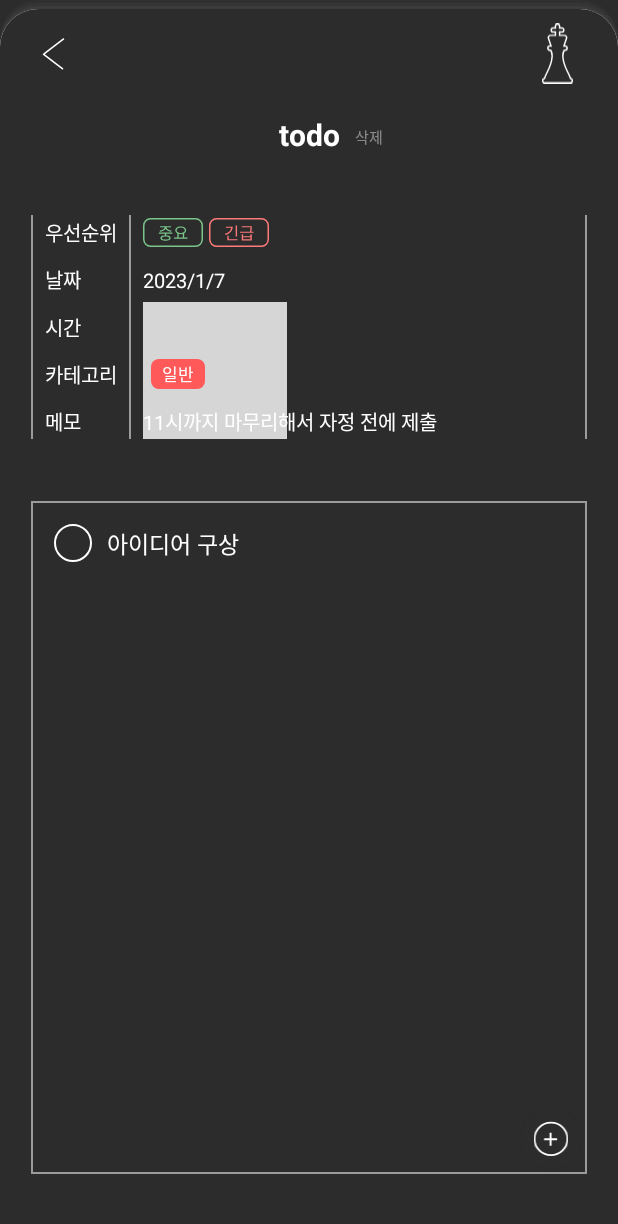
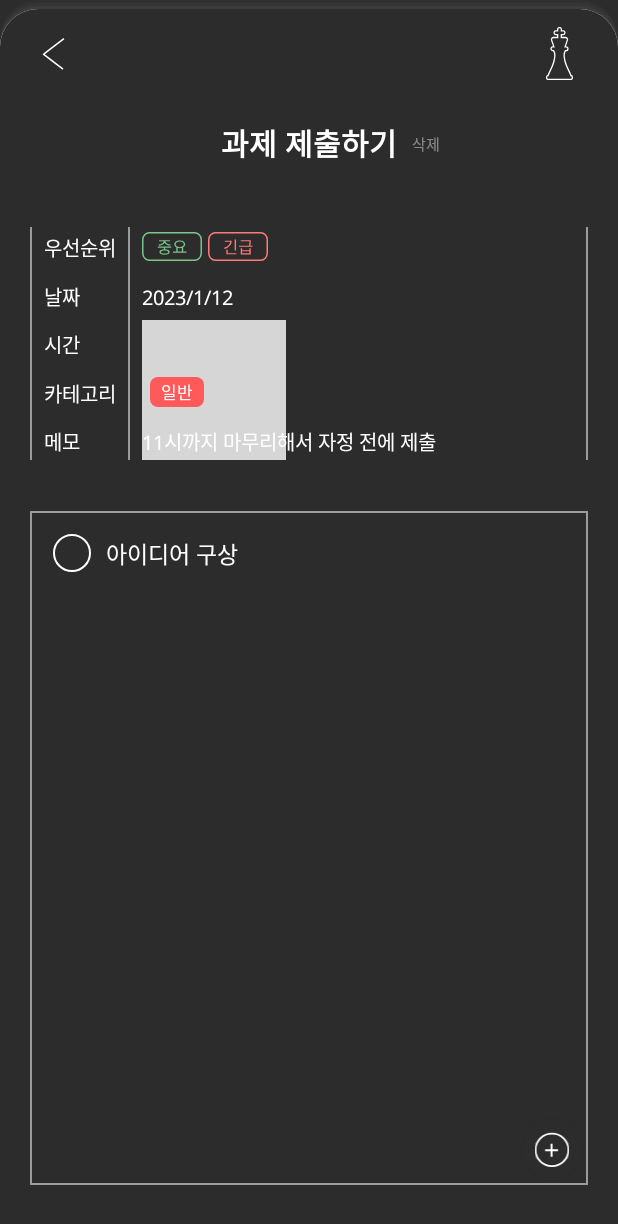
Before and after one commit to amie-lee/check-mate-Android, an Android app: the TodoDetailActivity screen opened directly, with no data from a screen before it, on a phone screen of 412 x 824 dp. Shown: the top 1224 px of the screen. Run offline under Robolectric (Android 15) with nearby library versions, the phone set to English and light mode, and no system bars.

Commit message:
폰트 및 디자인 수정

```diff
--- a/checkmateClient/app/src/main/res/layout/activity_todo_detail.xml
+++ b/checkmateClient/app/src/main/res/layout/activity_todo_detail.xml
@@ -30,17 +30,15 @@
         android:layout_marginStart="25dp"
         android:layout_marginTop="15dp"/>
 
-    <ImageButton
-        android:layout_width="wrap_content"
-        android:layout_height="0dp"
-        app:layout_constraintHeight_percent="0.05"
-        android:adjustViewBounds="true"
-        android:src="@drawable/ic_todo_unselected"
-        android:scaleType="fitCenter"
-        android:background="@android:color/transparent"
+    <ToggleButton
+        android:layout_width="18dp"
+        android:layout_height="35dp"
+        android:background="@drawable/todo_selector"
         app:layout_constraintEnd_toEndOf="@id/tb_todo_detail"
         app:layout_constraintTop_toTopOf="@id/tb_todo_detail"
         app:layout_constraintBottom_toBottomOf="@id/tb_todo_detail"
+        android:textOn=""
+        android:textOff=""
         android:layout_marginEnd="30dp"
         android:layout_marginTop="15dp"/>
 
@@ -49,6 +47,7 @@
         android:layout_height="0dp"
         app:layout_constraintTop_toBottomOf="@id/tb_todo_detail"
         android:layout_marginTop="20dp"
+        android:paddingHorizontal="20dp"
         app:layout_constraintBottom_toBottomOf="parent"
         app:layout_constraintStart_toStartOf="parent"
         app:layout_constraintEnd_toEndOf="parent">
@@ -57,10 +56,10 @@
             android:id="@+id/tv_todo_title"
             android:layout_width="wrap_content"
             android:layout_height="wrap_content"
-            android:text="todo"
+            android:text="과제 제출하기"
             android:textColor="@color/white"
             android:textSize="20sp"
-            android:textStyle="bold"
+            android:fontFamily="@font/notosans_bold"
             app:layout_constraintStart_toStartOf="parent"
             app:layout_constraintEnd_toEndOf="parent"
             app:layout_constraintTop_toTopOf="parent"/>
@@ -71,6 +70,7 @@
             android:layout_height="wrap_content"
             android:textSize="10sp"
             android:text="삭제"
+            android:fontFamily="@font/notosans_medium"
             android:layout_marginTop="2dp"
             android:textColor="#70FFFFFF"
             android:layout_marginStart="10dp"
@@ -81,10 +81,8 @@
 
         <androidx.constraintlayout.widget.ConstraintLayout
             android:id="@+id/layout_summary"
-            android:layout_width="0dp"
-            android:layout_height="0dp"
-            app:layout_constraintWidth_percent="0.9"
-            app:layout_constraintHeight_percent="0.2"
+            android:layout_width="match_parent"
+            android:layout_height="155dp"
             app:layout_constraintTop_toBottomOf="@id/tv_todo_title"
             app:layout_constraintStart_toStartOf="parent"
             app:layout_constraintEnd_toEndOf="parent"
@@ -104,6 +102,7 @@
                 android:layout_width="wrap_content"
                 android:layout_height="wrap_content"
                 android:text="@string/priority"
+                android:fontFamily="@font/notosans_medium"
                 android:textColor="@color/white"
                 android:textSize="13sp"
                 app:layout_constraintStart_toEndOf="@id/v_left_line"
@@ -116,6 +115,7 @@
                 android:layout_width="wrap_content"
                 android:layout_height="wrap_content"
                 android:text="@string/date"
+                android:fontFamily="@font/notosans_medium"
                 android:textColor="@color/white"
                 android:textSize="13sp"
                 app:layout_constraintTop_toBottomOf="@id/tv_priority"
@@ -127,6 +127,7 @@
                 android:layout_width="wrap_content"
                 android:layout_height="wrap_content"
                 android:text="@string/time"
+                android:fontFamily="@font/notosans_medium"
                 android:textColor="@color/white"
                 android:textSize="13sp"
                 app:layout_constraintTop_toBottomOf="@id/tv_date"
@@ -138,6 +139,7 @@
                 android:layout_width="wrap_content"
                 android:layout_height="wrap_content"
                 android:text="@string/category"
+                android:fontFamily="@font/notosans_medium"
                 android:textColor="@color/white"
                 android:textSize="13sp"
                 app:layout_constraintTop_toBottomOf="@id/tv_time"
@@ -149,6 +151,7 @@
                 android:layout_width="wrap_content"
                 android:layout_height="wrap_content"
                 android:text="@string/memo"
+                android:fontFamily="@font/notosans_medium"
                 android:textColor="@color/white"
                 android:textSize="13sp"
                 app:layout_constraintStart_toStartOf="@id/tv_priority"
@@ -191,8 +194,9 @@
                 android:id="@+id/tv_selected_date"
                 android:layout_width="wrap_content"
                 android:layout_height="wrap_content"
-                android:text="2023/1/7"
+                android:text="2023/1/12"
                 android:textSize="13sp"
+                android:fontFamily="@font/notosans_regular"
                 android:textColor="@color/white"
                 app:layout_constraintStart_toStartOf="@id/btn_priority"
                 app:layout_constraintTop_toTopOf="@id/tv_date"
@@ -204,6 +208,7 @@
                 android:text="@string/add"
                 android:textColor="#B3B3B3"
                 android:textSize="13sp"
+                android:fontFamily="@font/notosans_regular"
                 app:layout_constraintStart_toStartOf="@id/btn_priority"
                 app:layout_constraintTop_toTopOf="@id/tv_time"
                 app:layout_constraintBottom_toBottomOf="@id/tv_time"/>
@@ -227,6 +232,8 @@
                 android:maxLines="1"
                 android:textColor="@color/white"
                 android:paddingStart="0dp"
+                android:background="@android:color/transparent"
+                android:fontFamily="@font/notosans_regular"
                 android:text="11시까지 마무리해서 자정 전에 제출"
                 app:layout_constraintTop_toTopOf="@id/tv_memo"
                 app:layout_constraintBottom_toBottomOf="@id/tv_memo"/>
@@ -244,10 +251,9 @@
         </androidx.constraintlayout.widget.ConstraintLayout>
 
         <androidx.constraintlayout.widget.ConstraintLayout
-            android:layout_width="0dp"
+            android:layout_width="match_parent"
             android:layout_height="0dp"
             app:layout_constraintHeight_percent="0.6"
-            app:layout_constraintWidth_percent="0.9"
             android:background="@drawable/ch_border_box"
             app:layout_constraintEnd_toEndOf="parent"
             app:layout_constraintBottom_toBottomOf="parent"
@@ -273,6 +279,7 @@
                 android:background="@null"
                 android:padding="15dp"
                 android:textColor="@color/white"
+                android:fontFamily="@font/notosans_regular"
                 android:textSize="15dp"
                 app:layout_constraintStart_toStartOf="parent"
                 app:layout_constraintTop_toBottomOf="@id/rv_lower_todo"
--- a/checkmateClient/app/src/main/res/layout/row_spinner.xml
+++ b/checkmateClient/app/src/main/res/layout/row_spinner.xml
@@ -5,6 +5,7 @@
     android:layout_height="wrap_content"
     android:textSize="13dp"
     android:textColor="@color/black"
+    android:fontFamily="@font/notosans_semibold"
     android:textStyle="bold"
     android:gravity="end"
     android:paddingEnd="7dp">
```
Also changed, not shown: checkmateClient/app/src/main/res/layout/dialog_info.xml (+14 -8 lines), checkmateClient/app/src/main/res/layout/fragment_checkboard.xml (+16 -13 lines), checkmateClient/app/src/main/res/layout/item_todo.xml (+12 -7 lines).
